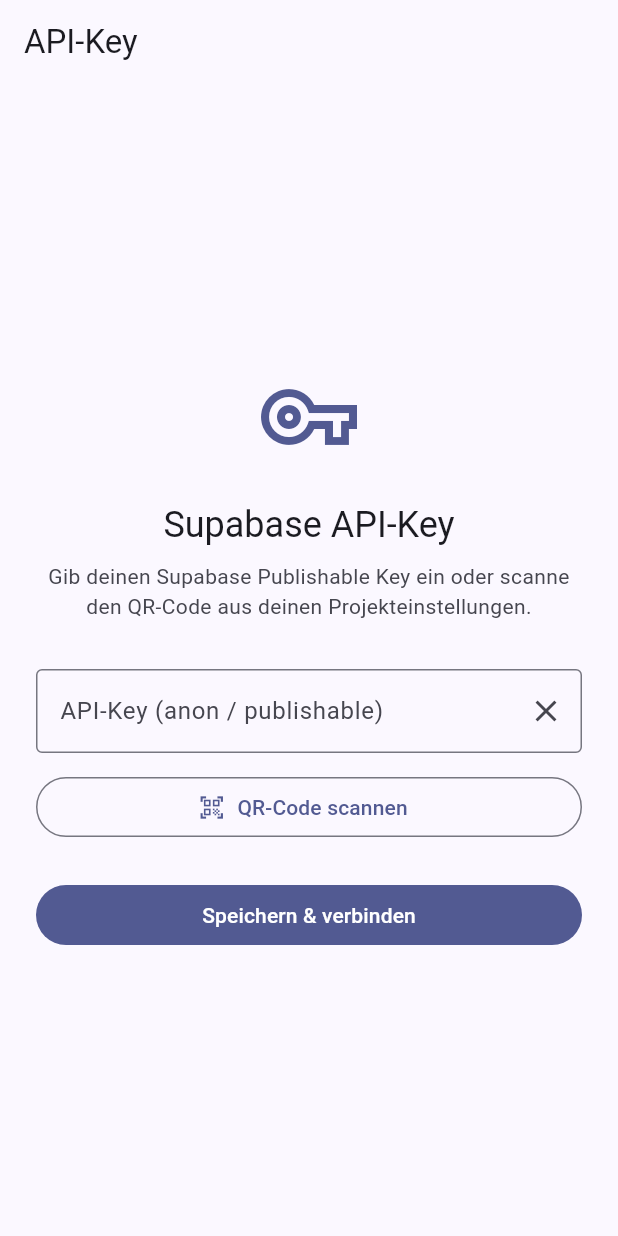
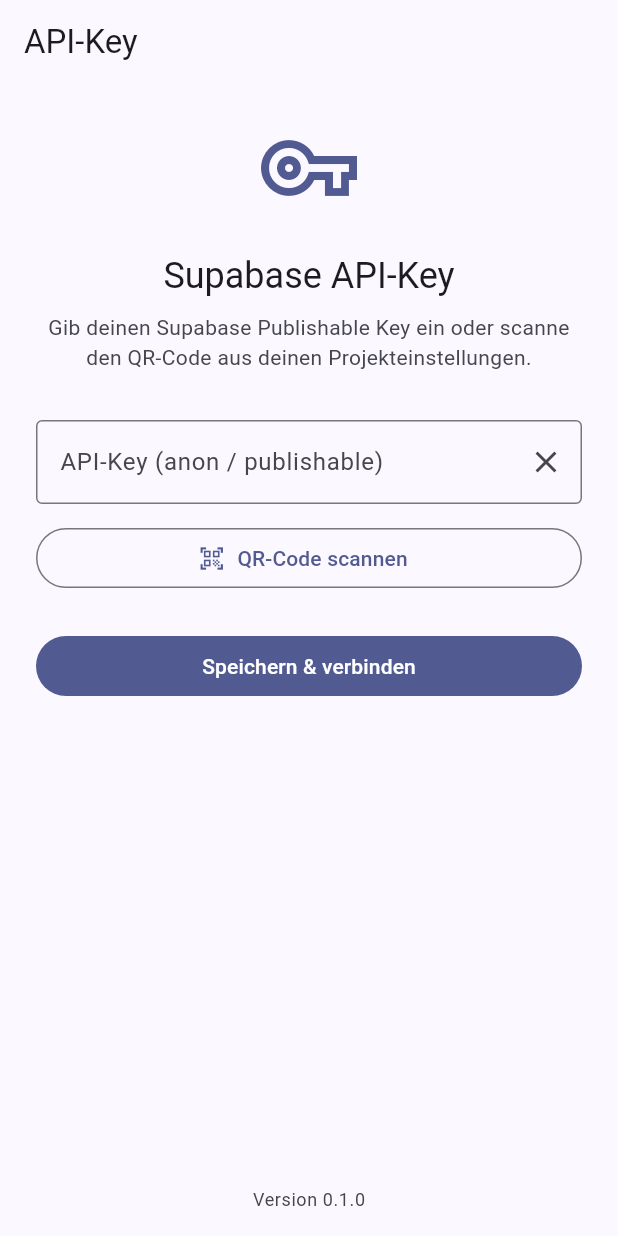
Before and after one commit to HeZumbu23/ai-time-plannning, a Flutter app: the screen it shows after launch, on a phone screen of 412 x 824 dp. Run offline on Flutter 3.47's test engine with Material 3 defaults, Android fonts, the phone set to English and light mode, and no system bars; our stand-ins replace go_router, shared_preferences, supabase; missing offline and left inert: mobile_scanner; accounts and stored records are empty.

Commit message:
Add version display to setup screen
Display app version (0.1.0) in the API key configuration screen.

Co-Authored-By: Claude Haiku 4.5 <noreply@anthropic.com>
Claude-Session: https://claude.ai/code/session_01T8ecqJsmXudbjhyYsMJ43k

```diff
--- /dev/null
+++ b/lib/config/app_version.dart
@@ -0,0 +1 @@
+const String appVersion = '0.1.0';
--- a/lib/screens/api_key_screen.dart
+++ b/lib/screens/api_key_screen.dart
@@ -4,6 +4,7 @@ import 'package:http/http.dart' as http;
 import 'package:mobile_scanner/mobile_scanner.dart';
 import 'package:supabase/supabase.dart';
 
+import '../config/app_version.dart';
 import '../config/supabase_client.dart';
 import '../services/key_storage.dart';
 
@@ -145,7 +146,10 @@ class _ApiKeyScreenState extends State<ApiKeyScreen> {
 
   Widget _buildConfigured() {
     final theme = Theme.of(context);
-    return Center(
+    return Column(
+      children: [
+        Expanded(
+          child: Center(
             child: Padding(
               padding: const EdgeInsets.all(24),
               child: ConstrainedBox(
@@ -193,12 +197,26 @@ class _ApiKeyScreenState extends State<ApiKeyScreen> {
                 ),
               ),
             ),
+          ),
+        ),
+        Padding(
+          padding: const EdgeInsets.all(16),
+          child: Text(
+            'Version $appVersion',
+            style: theme.textTheme.bodySmall?.copyWith(
+              color: theme.colorScheme.onSurfaceVariant,
+            ),
+          ),
+        ),
+      ],
     );
   }
 
   Widget _buildForm() {
     final theme = Theme.of(context);
-    return Center(
+    return Column(
+      children: [
+        Expanded(
           child: SingleChildScrollView(
             padding: const EdgeInsets.all(24),
             child: ConstrainedBox(
@@ -263,6 +281,17 @@ class _ApiKeyScreenState extends State<ApiKeyScreen> {
               ),
             ),
           ),
+        ),
+        Padding(
+          padding: const EdgeInsets.all(16),
+          child: Text(
+            'Version $appVersion',
+            style: theme.textTheme.bodySmall?.copyWith(
+              color: theme.colorScheme.onSurfaceVariant,
+            ),
+          ),
+        ),
+      ],
     );
   }
 }
```
Lines whose indentation alone changed are shown as unchanged.
